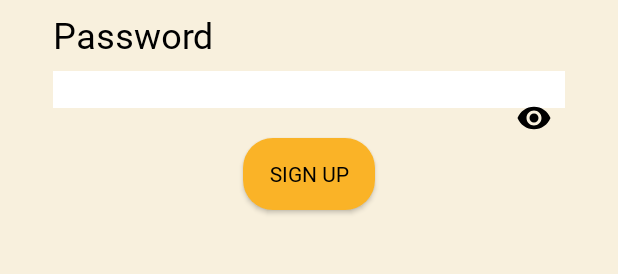
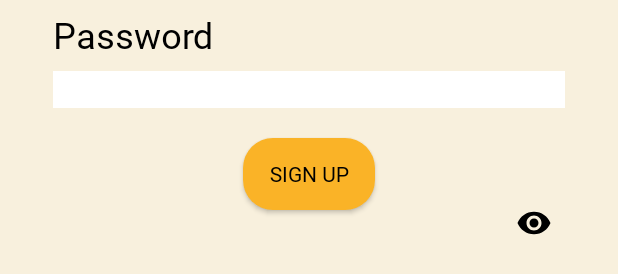
Before and after one commit to krishna007l/Grocio, an Android app: the layout activity_signin.xml on its own in the app's theme, with its tools: preview values and no code run, on a phone screen of 412 x 824 dp. Shown: the part 733-1007 px from the top of the screen. Run offline under Robolectric (Android 15) with nearby library versions, the phone set to English and light mode, and no system bars.

Commit message:
sing in page

```diff
--- a/app/src/main/AndroidManifest.xml
+++ b/app/src/main/AndroidManifest.xml
@@ -30,7 +30,6 @@
         <activity
             android:name=".base.OnBoardingActivity"
             android:exported="true">
-            \
         </activity>
         <activity
             android:name=".home.HomeMainActivity"
--- a/app/src/main/res/layout/activity_signin.xml
+++ b/app/src/main/res/layout/activity_signin.xml
@@ -123,7 +123,7 @@
         app:layout_constraintTop_toTopOf="parent"
         app:layout_constraintBottom_toBottomOf="parent"
         app:layout_constraintEnd_toEndOf="parent"
-        android:layout_marginTop="310dp"
+        android:layout_marginTop="450dp"
         android:layout_marginLeft="300dp"/>
 
 </androidx.constraintlayout.widget.ConstraintLayout>
--- a/app/src/main/res/layout/fragment_login.xml
+++ b/app/src/main/res/layout/fragment_login.xml
@@ -93,7 +93,6 @@
         android:textColor="@color/white"
         android:layout_marginTop="@dimen/card_radius_20dp"
         android:text="@string/str_login"
-
         app:layout_constraintTop_toBottomOf="@id/editTextPassword"/>
     <androidx.appcompat.widget.AppCompatTextView
         android:id="@+id/slogan"
```
Also changed, not shown: app/src/main/res/drawable/bg_rounded.xml (added, +13 -0 lines).
